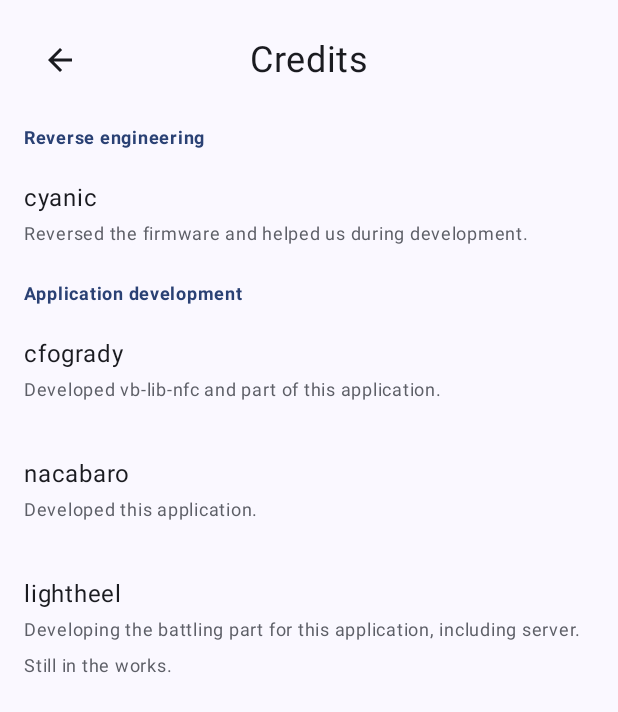
After one commit to nacabaro/vbhelper, an Android app built with Jetpack Compose: the composable CreditsScreen shown on its own in the app's theme, on a phone screen of 412 x 824 dp. The commit adds this screen. Shown: the top 712 px of the screen. Run offline under Robolectric (Android 15) with nearby library versions, the phone set to English and light mode, and no system bars.

Commit message:
Added credits for the app in preparation for version 0.1

```diff
--- a/app/build.gradle.kts
+++ b/app/build.gradle.kts
@@ -15,7 +15,7 @@ android {
         minSdk = 28
         targetSdk = 35
         versionCode = 1
-        versionName = "1.0"
+        versionName = "Alpha 0.1"
 
         testInstrumentationRunner = "androidx.test.runner.AndroidJUnitRunner"
     }
--- a/app/src/main/java/com/github/nacabaro/vbhelper/navigation/AppNavigation.kt
+++ b/app/src/main/java/com/github/nacabaro/vbhelper/navigation/AppNavigation.kt
@@ -23,6 +23,7 @@ import com.github.nacabaro.vbhelper.screens.itemsScreen.ItemsScreenControllerImp
 import com.github.nacabaro.vbhelper.screens.settingsScreen.SettingsScreenControllerImpl
 import com.github.nacabaro.vbhelper.screens.adventureScreen.AdventureScreen
 import com.github.nacabaro.vbhelper.screens.adventureScreen.AdventureScreenControllerImpl
+import com.github.nacabaro.vbhelper.screens.settingsScreen.CreditsScreen
 import com.github.nacabaro.vbhelper.screens.storageScreen.StorageScreenControllerImpl
 
 data class AppNavigationHandlers(
@@ -125,6 +126,11 @@ fun AppNavigation(
                         .adventureScreenController
                 )
             }
+            composable(NavigationItems.Credits.route) {
+                CreditsScreen(
+                    navController = navController
+                )
+            }
         }
     }
 }
--- a/app/src/main/java/com/github/nacabaro/vbhelper/navigation/BottomNavigationBar.kt
+++ b/app/src/main/java/com/github/nacabaro/vbhelper/navigation/BottomNavigationBar.kt
@@ -19,6 +19,7 @@ fun BottomNavigationBar(navController: NavController) {
         NavigationItems.Dex,
         NavigationItems.Storage,
     )
+
     NavigationBar {
         val currentBackStackEntry = navController.currentBackStackEntryAsState()
         val currentRoute = currentBackStackEntry.value?.destination?.route
--- a/app/src/main/java/com/github/nacabaro/vbhelper/navigation/NavigationItems.kt
+++ b/app/src/main/java/com/github/nacabaro/vbhelper/navigation/NavigationItems.kt
@@ -20,4 +20,5 @@ sealed class NavigationItems (
     object ItemsStore : NavigationItems("ItemsStore", R.drawable.baseline_data_24, "Items store")
     object ApplyItem : NavigationItems("ApplyItem/{itemId}", R.drawable.baseline_data_24, "Apply item")
     object Adventure : NavigationItems("Adventure", R.drawable.baseline_fort_24, "Adventure")
+    object Credits : NavigationItems("Credits", R.drawable.baseline_data_24, "Credits")
 }
--- /dev/null
+++ b/app/src/main/java/com/github/nacabaro/vbhelper/screens/settingsScreen/CreditsScreen.kt
@@ -0,0 +1,40 @@
+package com.github.nacabaro.vbhelper.screens.settingsScreen
+
+import androidx.compose.foundation.layout.Column
+import androidx.compose.foundation.layout.fillMaxSize
+import androidx.compose.foundation.layout.padding
+import androidx.compose.material3.Scaffold
+import androidx.compose.runtime.Composable
+import androidx.compose.ui.Modifier
+import androidx.navigation.NavController
+import com.github.nacabaro.vbhelper.components.TopBanner
+
+@Composable
+fun CreditsScreen(
+    navController: NavController
+) {
+    Scaffold (
+        topBar = {
+            TopBanner(
+                text = "Credits",
+                onBackClick = {
+                    navController.popBackStack()
+                }
+            )
+        },
+        modifier = Modifier
+            .fillMaxSize()
+    ) { contentPadding ->
+        Column (
+            modifier = Modifier
+                .padding(top = contentPadding.calculateTopPadding())
+        ) {
+            SettingsSection("Reverse engineering")
+            SettingsEntry(title = "cyanic", description = "Reversed the firmware and helped us during development.") { }
+            SettingsSection("Application development")
+            SettingsEntry(title = "cfogrady", description = "Developed vb-lib-nfc and part of this application.") { }
+            SettingsEntry(title = "nacabaro", description = "Developed this application.") { }
+            SettingsEntry(title = "lightheel", description = "Developing the battling part for this application, including server. Still in the works.") { }
+        }
+    }
+}
--- a/app/src/main/java/com/github/nacabaro/vbhelper/screens/settingsScreen/SettingsScreen.kt
+++ b/app/src/main/java/com/github/nacabaro/vbhelper/screens/settingsScreen/SettingsScreen.kt
@@ -18,6 +18,7 @@ import androidx.compose.ui.unit.dp
 import androidx.compose.ui.unit.sp
 import androidx.navigation.NavController
 import com.github.nacabaro.vbhelper.components.TopBanner
+import com.github.nacabaro.vbhelper.navigation.NavigationItems
 
 @Composable
 fun SettingsScreen(
@@ -52,7 +53,9 @@ fun SettingsScreen(
             }
             SettingsEntry(title = "Rename DiM/BEm", description = "Set card name") { }
             SettingsSection("About and credits")
-            SettingsEntry(title = "Credits", description = "Credits") { }
+            SettingsEntry(title = "Credits", description = "Credits") {
+                navController.navigate(NavigationItems.Credits.route)
+            }
             SettingsEntry(title = "About", description = "About") { }
             SettingsSection("Data management")
             SettingsEntry(title = "Export data", description = "Export application database") {
```
Also changed, not shown: app/src/main/java/com/github/nacabaro/vbhelper/screens/homeScreens/BetaWarning.kt (added, +46 -0 lines), app/src/main/java/com/github/nacabaro/vbhelper/screens/homeScreens/HomeScreen.kt (+7 -0 lines).
